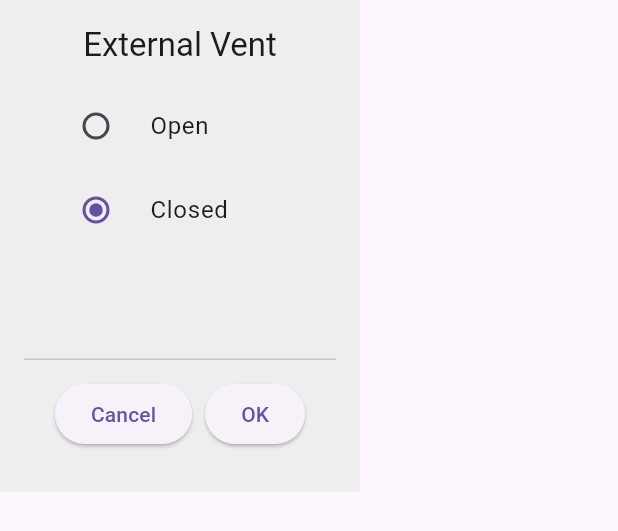
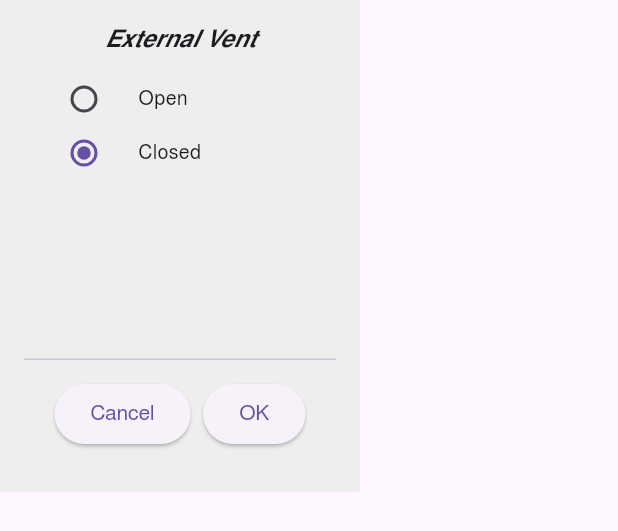
Before and after one commit to hangstrap/dry_living_mock_wall_unit, a Flutter app: the ExternalVentEditView widget shown alone on an empty page, opened directly with empty values, on a phone screen of 412 x 824 dp. Shown: the top 531 px of the screen. Run offline on Flutter 3.47's test engine with Material 3 defaults, Android fonts, the phone set to English and light mode, and no system bars; Roboto replaces fonts that are missing (FreeSans).

Commit message:
looking good

```diff
--- a/lib/label_value_widget.dart
+++ b/lib/label_value_widget.dart
@@ -16,28 +16,17 @@ class LabelValueWidget extends StatelessWidget {
   Widget build(BuildContext context) {
     return GestureDetector(
       onTap: onTap,
-      child:
-      Row(
-  mainAxisAlignment: MainAxisAlignment.spaceBetween,
-  crossAxisAlignment: CrossAxisAlignment.center,
-  children: [
-    Text(label, style: TextStyle(fontSize: 14)),
-    Text(_capitalize(value), style: TextStyle(fontSize: 14, fontWeight: FontWeight.bold)),
-  ],
-)
-      // Row(
-      //   mainAxisAlignment: MainAxisAlignment.spaceBetween,
-      //   children: [
-      //     Text(
-      //       label,
-      //       style: const TextStyle(fontWeight: FontWeight.normal, fontSize: 14),
-      //     ),
-      //     Text(
-      //       _capitalize(value),
-      //       style: const TextStyle(fontWeight: FontWeight.bold, fontSize: 14),
-      //     ),
-      //   ],
-      // ),
+      child: Row(
+        mainAxisAlignment: MainAxisAlignment.spaceBetween,
+        crossAxisAlignment: CrossAxisAlignment.center,
+        children: [
+          Text(label),
+          Text(
+            _capitalize(value),
+            style: TextStyle(fontWeight: FontWeight.bold),
+          ),
+        ],
+      ),
     );
   }
 
--- a/lib/main.dart
+++ b/lib/main.dart
@@ -19,11 +19,27 @@ void main() {
 class MainApp extends StatelessWidget {
   const MainApp({super.key});
   static SizedBox spaceBox = SizedBox(height: 10);
+  static const  double fontSize = 16;
 
   @override
   Widget build(BuildContext context) {
     var roofUnitState = context.watch<AppState>();
+
+
     return MaterialApp(
+      theme: ThemeData(
+        fontFamily: 'FreeSans',
+        textTheme: const TextTheme(
+          bodyMedium: TextStyle(fontSize: fontSize, fontFamily: 'FreeSans'),
+          bodySmall: TextStyle(fontSize: fontSize, fontFamily: 'FreeSans'),
+          titleLarge: TextStyle(
+            fontSize: fontSize,
+            fontWeight: FontWeight.bold,
+            fontStyle: FontStyle.italic,
+            fontFamily: 'FreeSans',
+          ),
+        ),
+      ),
       home: Scaffold(
         body: Center(
           child: Column(
--- a/lib/wall_unit/editors/external_vent_edit_view.dart
+++ b/lib/wall_unit/editors/external_vent_edit_view.dart
@@ -33,6 +33,14 @@ class ExternalVentEditView extends StatelessWidget {
                         value: e,
                         groupValue: value,
                         onChanged: onChanged,
+                        dense: true,
+                        contentPadding: EdgeInsets.symmetric(
+                          vertical: 0,
+                          horizontal: 8,
+                        ), // reduce vertical space
+                        visualDensity: VisualDensity(
+                          vertical: -4,
+                        ), // even more compact
                       ),
                     )
                     .toList(),
--- a/lib/wall_unit/editors/mode_edit_view.dart
+++ b/lib/wall_unit/editors/mode_edit_view.dart
@@ -27,6 +27,9 @@ class ModeEditView extends StatelessWidget {
               value: m,
               groupValue: value,
               onChanged: onChanged,
+              dense: true,
+              contentPadding: EdgeInsets.symmetric(vertical: 0, horizontal: 8), // reduce vertical space
+              visualDensity: VisualDensity(vertical: -4), // even more compact
             );
           }).toList(),
         );
--- a/lib/wall_unit/views/humidity_graph_widget.dart
+++ b/lib/wall_unit/views/humidity_graph_widget.dart
@@ -147,7 +147,7 @@ class _HumidityGraphPainter extends CustomPainter {
     final textPainter = TextPainter(
       text: TextSpan(
         text: text,
-        style: TextStyle(color: Colors.grey[800], fontSize: 10),
+        style: TextStyle(color: Colors.grey[800]),
       ),
       textDirection: TextDirection.ltr,
     );
--- a/lib/wall_unit/views/logo_and_company_widget.dart
+++ b/lib/wall_unit/views/logo_and_company_widget.dart
@@ -21,7 +21,6 @@ class LogoAndCompany extends StatelessWidget {
           flex: 1,
           child: Text(
             'Dehumidifier Ventilation System',
-            style: TextStyle(fontSize: 16),
             textAlign: TextAlign.center,
           ),
         ),
```
Also changed, not shown: lib/wall_unit/editors/fan_speed_edit_view.dart (+9 -1 lines), lib/wall_unit/editors/humidity_edit_widget.dart (deleted, +0 -88 lines), lib/wall_unit/editors/target_humidity_edit_view.dart (+56 -13 lines), 1 other file.
